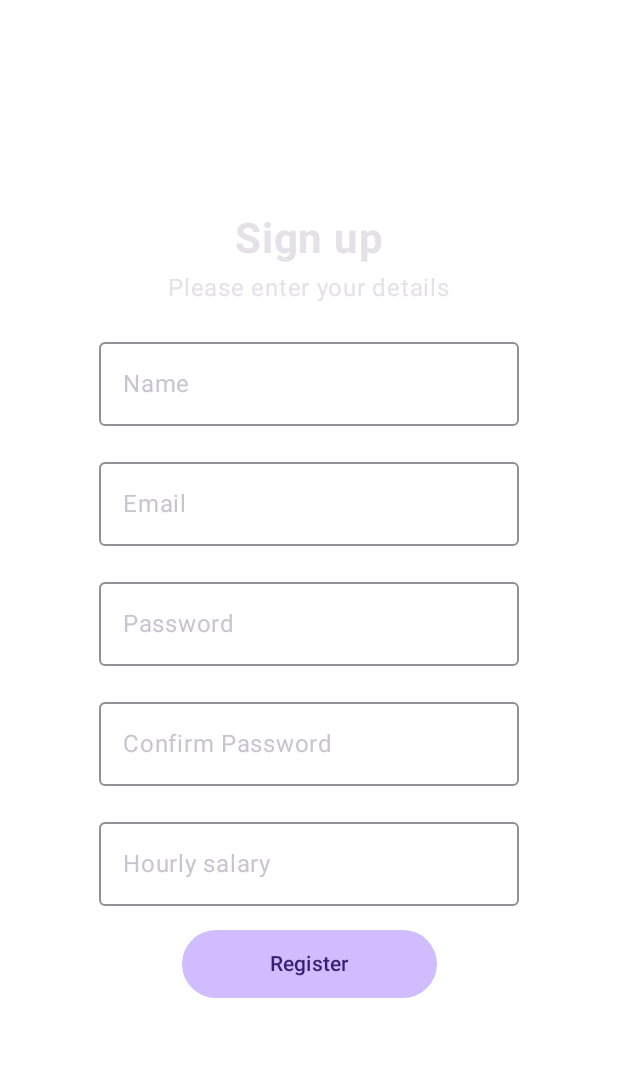
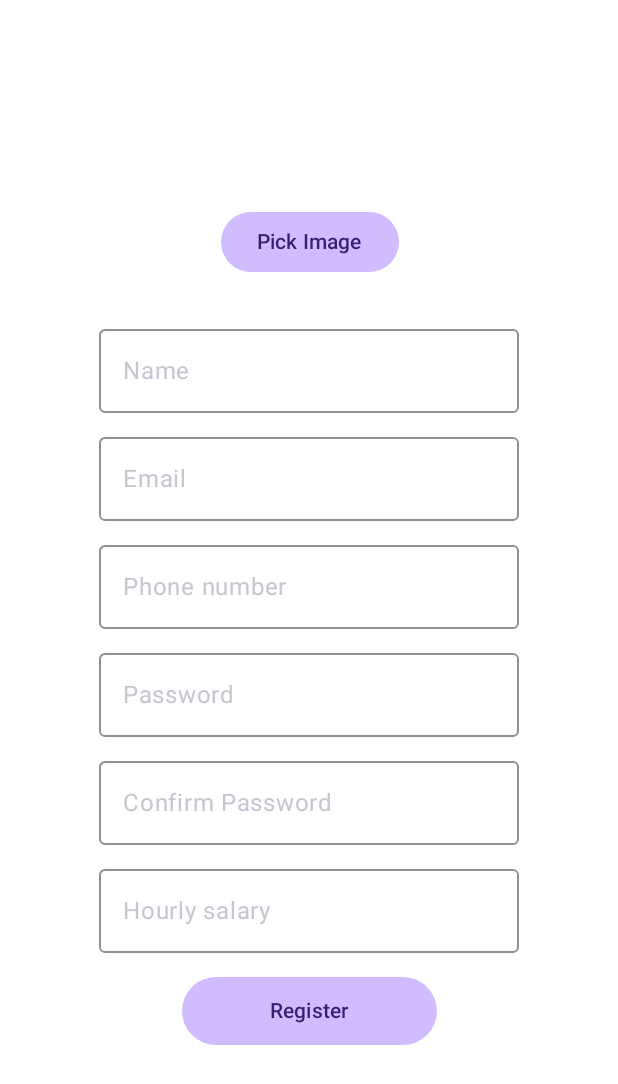
Before and after one commit to pamppe/WorkPlaceTracking, an Android app built with Jetpack Compose: the composable RegisterScreen shown on its own in the app's theme, on a phone screen of 412 x 824 dp. Shown: the top 1084 px of the screen. Run offline under Robolectric (Android 15) with nearby library versions, the phone set to English and light mode, and no system bars; 1 statement that could not run was skipped.

Commit message:
RegisterScreen löytyy nyt toistaiseksi navbarista -> Start

```diff
--- a/app/src/main/java/com/emill/workplacetracking/uiViews/BottomNavigationBar.kt
+++ b/app/src/main/java/com/emill/workplacetracking/uiViews/BottomNavigationBar.kt
@@ -22,7 +22,8 @@ fun BottomNavigationBar(currentRoute: String, onNavigate: (String) -> Unit) {
         val items = listOf(
             NavigationItem("Home", Icons.Filled.Home),
             NavigationItem("Profile", Icons.Filled.AccountCircle), // Assuming you have an appropriate icon
-            NavigationItem("Gps", Icons.Filled.LocationOn)
+            NavigationItem("Gps", Icons.Filled.LocationOn),
+            NavigationItem("Start", Icons.Filled.LocationOn)
         )
         items.forEach { item ->
             NavigationBarItem(
--- a/app/src/main/java/com/emill/workplacetracking/uiViews/Myapp.kt
+++ b/app/src/main/java/com/emill/workplacetracking/uiViews/Myapp.kt
@@ -86,6 +86,7 @@ fun MyApp(mainViewModel: MainViewModel, timerViewModel: TimerViewModel) {
                         "Home" -> HomeScreen(mainViewModel = mainViewModel, timerViewModel = timerViewModel)
                         "Profile" -> UserProfileScreen(mainViewModel)
                         "Gps" -> GpsScreen()
+                        "Start" -> RegisterScreen()
                     }
                 }
             }
--- /dev/null
+++ b/app/src/main/java/com/emill/workplacetracking/uiViews/ProfileImage.kt
@@ -0,0 +1,76 @@
+package com.emill.workplacetracking.uiViews
+
+import android.graphics.Bitmap
+import android.graphics.ImageDecoder
+import android.net.Uri
+import android.os.Build
+import android.os.Bundle
+import android.provider.MediaStore
+import androidx.activity.ComponentActivity
+import androidx.activity.compose.rememberLauncherForActivityResult
+import androidx.activity.compose.setContent
+import androidx.activity.result.contract.ActivityResultContracts
+import androidx.compose.foundation.Image
+import androidx.compose.foundation.layout.*
+import androidx.compose.material3.Button
+import androidx.compose.material3.Text
+import androidx.compose.runtime.*
+import androidx.compose.ui.Alignment
+import androidx.compose.ui.Modifier
+import androidx.compose.ui.graphics.asImageBitmap
+import androidx.compose.ui.platform.LocalContext
+import androidx.compose.ui.unit.dp
+
+class ProfileImage: ComponentActivity() {
+    override fun onCreate(savedInstanceState: Bundle?) {
+        super.onCreate(savedInstanceState)
+        setContent {
+            PickImageFromGallery()
+        }
+    }
+}
+
+@Composable
+fun PickImageFromGallery() {
+
+    var imageUri by remember { mutableStateOf<Uri?>(null) }
+    val context = LocalContext.current
+    val bitmap = remember { mutableStateOf<Bitmap?>(null) }
+
+    val launcher =
+        rememberLauncherForActivityResult(contract = ActivityResultContracts.GetContent()) { uri: Uri? ->
+            imageUri = uri
+        }
+
+    Column(
+        modifier = Modifier.size(width = 150.dp, height = 100.dp),
+        verticalArrangement = Arrangement.Center,
+        horizontalAlignment = Alignment.CenterHorizontally
+    ) {
+
+        imageUri?.let {
+            if (Build.VERSION.SDK_INT < 28) {
+                bitmap.value = MediaStore.Images
+                    .Media.getBitmap(context.contentResolver, it)
+            } else {
+                val source = ImageDecoder.createSource(context.contentResolver, it)
+                bitmap.value = ImageDecoder.decodeBitmap(source)
+            }
+
+            bitmap.value?.let { btm ->
+                Image(
+                    bitmap = btm.asImageBitmap(),
+                    contentDescription = null,
+                    modifier = Modifier
+                        .size(300.dp)
+                        .padding(20.dp)
+                )
+            }
+        }
+
+        Button(onClick = { launcher.launch("image/*") }) {
+            Text(text = "Pick Image")
+        }
+    }
+
+}
--- a/app/src/main/java/com/emill/workplacetracking/uiViews/RegisterScreen.kt
+++ b/app/src/main/java/com/emill/workplacetracking/uiViews/RegisterScreen.kt
@@ -34,7 +34,9 @@ fun RegisterScreen() {
     var name by remember {
         mutableStateOf("")
     }
-
+    var number by remember {
+        mutableStateOf("")
+    }
     var salary by remember { mutableStateOf("") }
 
     Column(
@@ -44,42 +46,56 @@ fun RegisterScreen() {
         verticalArrangement = Arrangement.Center,
         horizontalAlignment = Alignment.CenterHorizontally
     ) {
-        Spacer(modifier = Modifier.height(16.dp))
 
-        Text(text = "Sign up", fontSize = 28.sp, fontWeight = FontWeight.Bold)
 
-        Spacer(modifier = Modifier.height(4.dp))
-        Text(text = "Please enter your details")
+
+       // Text(text = "Sign up", fontSize = 28.sp, fontWeight = FontWeight.Bold)
+
+        // Spacer(modifier = Modifier.height(4.dp))
+        // Text(text = "Please enter your details")
 
         Spacer(modifier = Modifier.height(16.dp))
+        PickImageFromGallery()
+
         OutlinedTextField(value = name, onValueChange = {
             name = it
         }, label = {
             Text(text = "Name")
         })
 
-        Spacer(modifier = Modifier.height(16.dp))
+        Spacer(modifier = Modifier.height(8.dp))
         OutlinedTextField(value = email, onValueChange = {
             email = it
         }, label = {
             Text(text = "Email")
         })
-
-        Spacer(modifier = Modifier.height(16.dp))
+        Spacer(modifier = Modifier.height(8.dp))
+        OutlinedTextField(
+            value = number,
+            onValueChange = { text ->
+                number = text
+            },
+            keyboardOptions = KeyboardOptions.Default.copy(
+                keyboardType = KeyboardType.NumberPassword
+            ),
+            visualTransformation = VisualTransformation.None,
+            label = { Text(text = "Phone number") }
+        )
+        Spacer(modifier = Modifier.height(8.dp))
         OutlinedTextField(value = password, onValueChange = {
             password = it
         }, label = {
             Text(text = "Password")
         })
 
-        Spacer(modifier = Modifier.height(16.dp))
+        Spacer(modifier = Modifier.height(8.dp))
         OutlinedTextField(value = password, onValueChange = {
             password = it
         }, label = {
             Text(text = "Confirm Password")
         })
 
-        Spacer(modifier = Modifier.height(16.dp))
+        Spacer(modifier = Modifier.height(8.dp))
         OutlinedTextField(
             value = salary,
             onValueChange = { text ->
```
Also changed, not shown: app/src/main/java/com/emill/workplacetracking/MainActivity.kt (line endings or trailing spaces).
